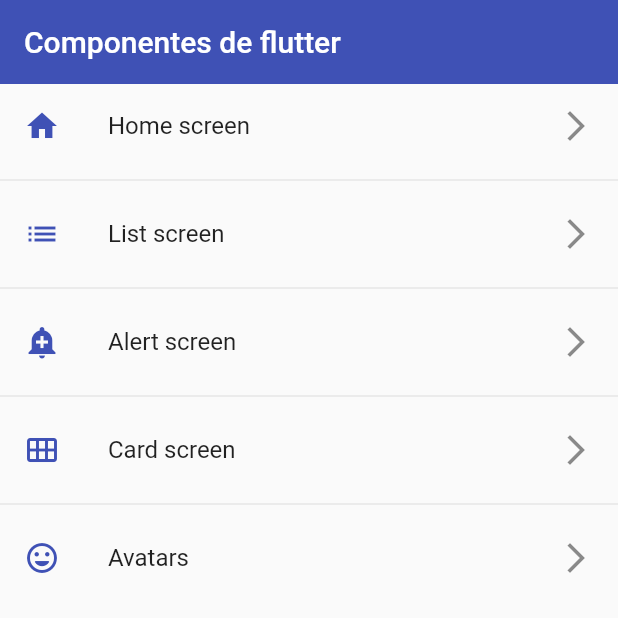
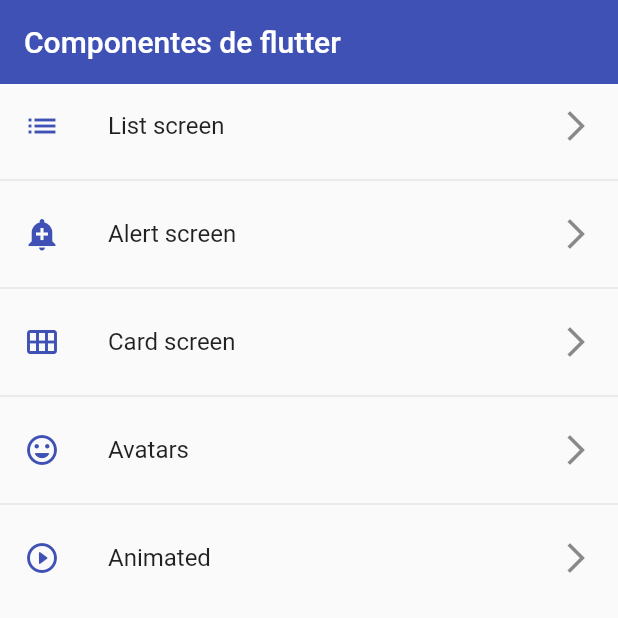
Before and after one commit to EmmanuelBazan/flutter_application_components, a Flutter app: the screen it shows after launch, on a phone screen of 412 x 824 dp, the top half of it. Run offline on Flutter 3.47's test engine with Material 2 defaults, Android fonts, the phone set to English and light mode, and no system bars.

Commit message:
Implementacion de AnimatedContainer

```diff
--- a/lib/routes/app_routes.dart
+++ b/lib/routes/app_routes.dart
@@ -6,11 +6,11 @@ class AppRoutes {
   static const initialRoute = 'HomeScreen';
 
   static final menuOptions = <MenuOption>[
-    MenuOption(
-        route: 'HomeScreen',
-        name: 'Home screen',
-        screen: const HomeScreen(),
-        icon: Icons.home),
+    // MenuOption(
+    //     route: 'HomeScreen',
+    //     name: 'Home screen',
+    //     screen: const HomeScreen(),
+    //     icon: Icons.home),
     MenuOption(
         route: 'HomeListScreen',
         name: 'List screen',
@@ -31,6 +31,11 @@ class AppRoutes {
         name: 'Avatars',
         screen: const AvatarScreen(),
         icon: Icons.mood_rounded),
+    MenuOption(
+        route: 'AnimatedScreen',
+        name: 'Animated',
+        screen: const AnimatedScreen(),
+        icon: Icons.play_circle_outline_rounded),
   ];
 
   // static Map<String, Widget Function(BuildContext)> routes = {
@@ -42,6 +47,8 @@ class AppRoutes {
 
   static Map<String, Widget Function(BuildContext)> getRouteApp() {
     Map<String, Widget Function(BuildContext)> routesApp = {};
+    routesApp
+        .addAll({'HomeScreen': (BuildContext context) => const HomeScreen()});
 
     for (var option in menuOptions) {
       routesApp.addAll({option.route: (BuildContext context) => option.screen});
--- a/lib/screens/screens.dart
+++ b/lib/screens/screens.dart
@@ -1,3 +1,4 @@
+export 'package:flutter_application_components/screens/animated_screen.dart';
 export 'package:flutter_application_components/screens/avatar_screen.dart';
 export 'package:flutter_application_components/screens/alert_screen.dart';
 export 'package:flutter_application_components/screens/card_screen.dart';
```
Also changed, not shown: lib/screens/animated_screen.dart (added, +53 -0 lines).
